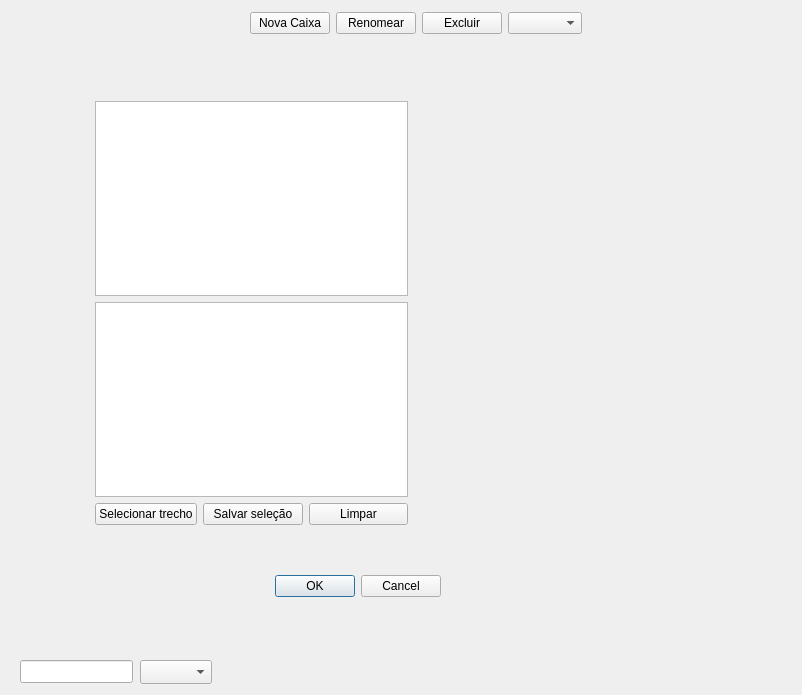
Before: the Qt Designer form src/untitled.ui in julianosantos-arandas/ChatBox_Organizer, drawn with Qt 5.
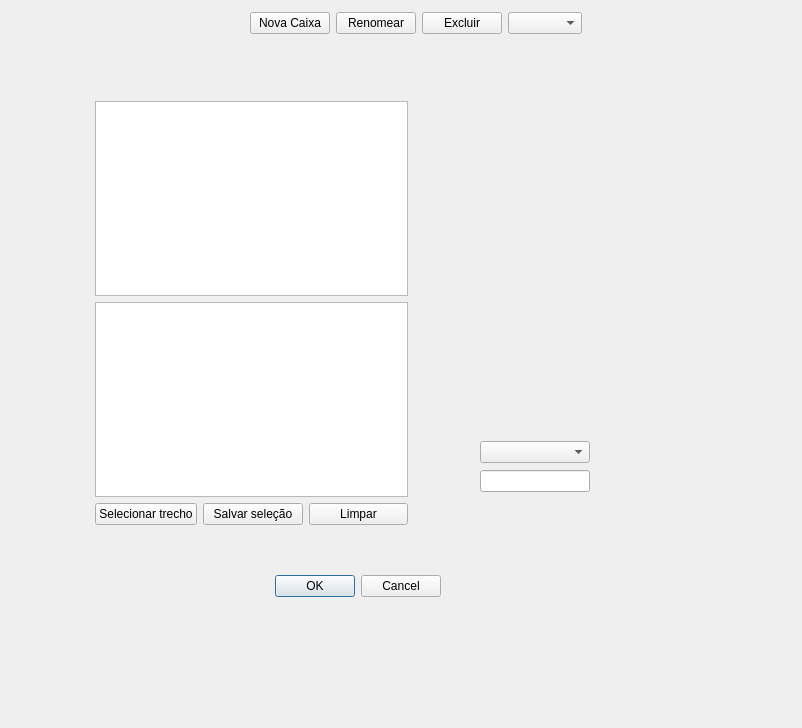
After: the same form once the commit is applied.

Commit message: Interface inicial finalizada

The edit to the form file:
```diff
--- a/src/untitled.ui
+++ b/src/untitled.ui
@@ -7,7 +7,7 @@
     <x>0</x>
     <y>0</y>
     <width>802</width>
-    <height>695</height>
+    <height>728</height>
    </rect>
   </property>
   <property name="windowTitle">
@@ -29,26 +29,6 @@
     <set>QDialogButtonBox::StandardButton::Cancel|QDialogButtonBox::StandardButton::Ok</set>
    </property>
   </widget>
-  <widget class="QLineEdit" name="lineEdit">
-   <property name="geometry">
-    <rect>
-     <x>20</x>
-     <y>660</y>
-     <width>113</width>
-     <height>23</height>
-    </rect>
-   </property>
-  </widget>
-  <widget class="QComboBox" name="comboBox_2">
-   <property name="geometry">
-    <rect>
-     <x>140</x>
-     <y>660</y>
-     <width>72</width>
-     <height>24</height>
-    </rect>
-   </property>
-  </widget>
   <widget class="QWidget" name="">
    <property name="geometry">
     <rect>
@@ -135,6 +115,24 @@
     </item>
    </layout>
   </widget>
+  <widget class="QWidget" name="">
+   <property name="geometry">
+    <rect>
+     <x>480</x>
+     <y>440</y>
+     <width>110</width>
+     <height>55</height>
+    </rect>
+   </property>
+   <layout class="QVBoxLayout" name="verticalLayout_2">
+    <item>
+     <widget class="QComboBox" name="cmbOrdernar"/>
+    </item>
+    <item>
+     <widget class="QLineEdit" name="textBusca"/>
+    </item>
+   </layout>
+  </widget>
  </widget>
  <resources/>
  <connections>
```
The commit also changes 2 other files.
